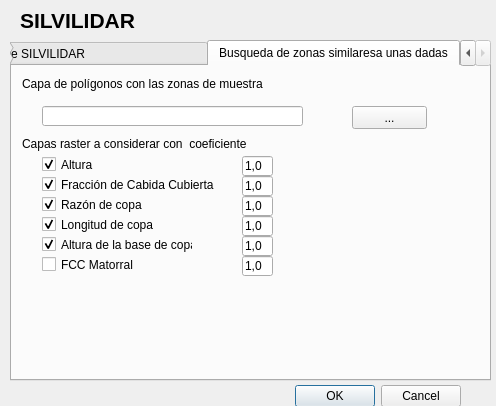
First picture: the form in silvilidar/silvilidar_dialog_base.ui, repository diezrabanos/qgis_plugins, before the edit.
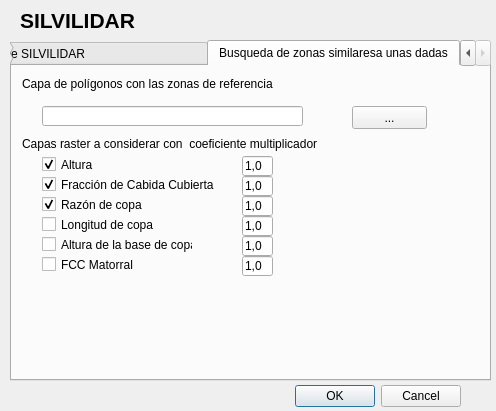
Second picture: the form after the edit. The open tabs and pages were chosen to show the change.

Commit message: crea carpetas random en zonas similares

Diff of the .ui file:
```diff
--- a/silvilidar/silvilidar_dialog_base.ui
+++ b/silvilidar/silvilidar_dialog_base.ui
@@ -7,7 +7,7 @@
     <x>0</x>
     <y>0</y>
     <width>496</width>
-    <height>406</height>
+    <height>411</height>
    </rect>
   </property>
   <property name="windowTitle">
@@ -296,7 +296,7 @@
       </rect>
      </property>
      <property name="text">
-      <string>Capa de polígonos con las zonas de muestra</string>
+      <string>Capa de polígonos con las zonas de referencia</string>
      </property>
     </widget>
     <widget class="QPushButton" name="pushButton_select_shp">
@@ -341,7 +341,7 @@
       </rect>
      </property>
      <property name="text">
-      <string>Capas raster a considerar con  coeficiente</string>
+      <string>Capas raster a considerar con  coeficiente multiplicador</string>
      </property>
     </widget>
     <widget class="QCheckBox" name="checkBox_rc1">
@@ -373,7 +373,7 @@
       <string>Altura de la base de copa</string>
      </property>
      <property name="checked">
-      <bool>true</bool>
+      <bool>false</bool>
      </property>
     </widget>
     <widget class="QCheckBox" name="checkBox_fcc1">
@@ -405,7 +405,7 @@
       <string>Longitud de copa</string>
      </property>
      <property name="checked">
-      <bool>true</bool>
+      <bool>false</bool>
      </property>
     </widget>
     <widget class="QCheckBox" name="checkBox_hm1">
```
Left out of the diff: 2 changed lines with no effect on the pictures. The commit also changes 1 other file.
